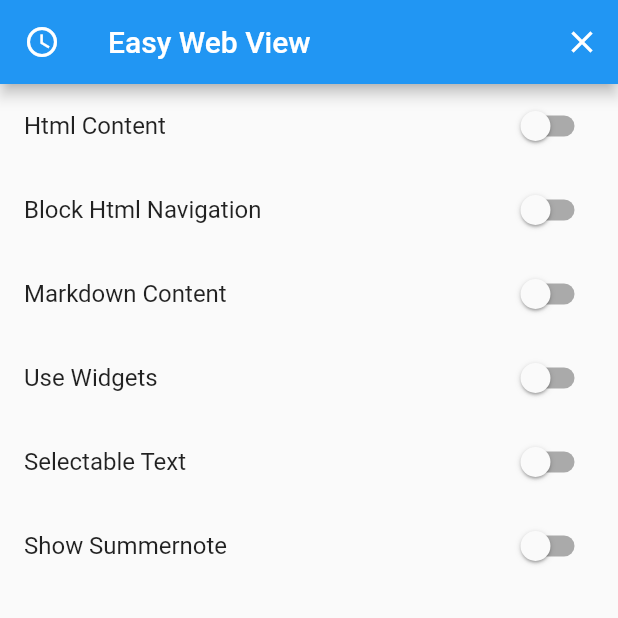
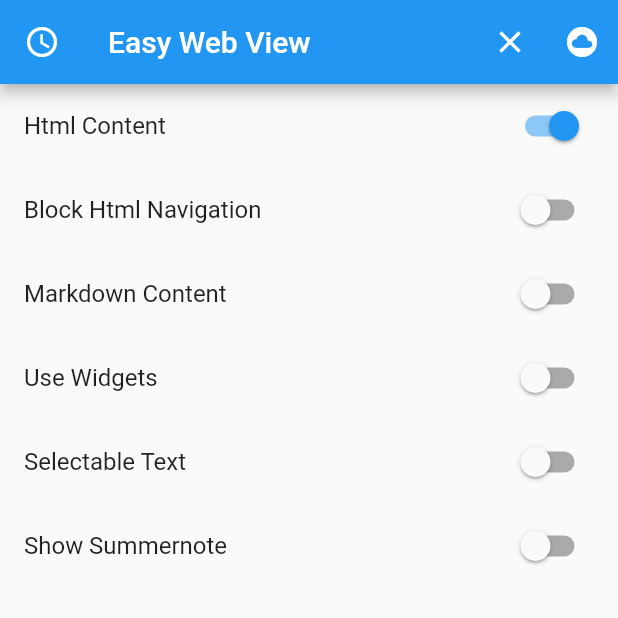
Before and after one commit to amosogra/easy_web_view, a Flutter app: the screen it shows after launch, after a tap on the "settings" icon, on a phone screen of 412 x 824 dp, the top half of it. Run offline on Flutter 3.47's test engine with Material 2 defaults, Android fonts, the phone set to English and light mode, and no system bars; our stand-ins replace flutter_markdown, webview_flutter; missing offline and left inert: dart:html, dart:js, html2md, markdown.

Commit message:
Update screen.dart

```diff
--- a/example/lib/ui/home/screen.dart
+++ b/example/lib/ui/home/screen.dart
@@ -1,5 +1,6 @@
 import 'package:easy_web_view/easy_web_view.dart';
 import 'package:flutter/material.dart';
+import 'dart:js' as js;
 
 class HomeScreen extends StatefulWidget {
   @override
@@ -13,7 +14,7 @@ class _HomeScreenState extends State<HomeScreen> {
   static ValueKey key = ValueKey('key_0');
   static ValueKey key2 = ValueKey('key_1');
   static ValueKey key3 = ValueKey('key_2');
-  bool _isHtml = false;
+  bool _isHtml = true;
   bool _blockNavigation = false;
   bool _isMarkdown = false;
   bool _useWidgets = false;
@@ -22,6 +23,12 @@ class _HomeScreenState extends State<HomeScreen> {
   bool _showSummernote = false;
 
   bool open = false;
+
+  @override
+  void initState() {
+    super.initState();
+    src = htmlContent;
+  }
 
   @override
   Widget build(BuildContext context) {
@@ -40,7 +47,8 @@ class _HomeScreenState extends State<HomeScreen> {
           //tooltip: "Menu",
         ),
         actions: <Widget>[
-            Builder(builder: (context) {
+          Builder(
+            builder: (context) {
               return IconButton(
                 icon: Icon(_editing ? Icons.close : Icons.settings),
                 onPressed: () {
@@ -50,7 +58,15 @@ class _HomeScreenState extends State<HomeScreen> {
                     });
                 },
               );
-            }),
+            },
+          ),
+          IconButton(
+            icon: Icon(Icons.cloud_circle),
+            onPressed: () {
+              js.context.callMethod('alertMessage', ['Flutter is calling upon JavaScript!']);
+              js.context.callMethod('logger', ['This is some flutter state.']);
+            },
+          ),
         ],
       ),
       body: _editing
@@ -158,15 +174,17 @@ class _HomeScreenState extends State<HomeScreen> {
                         webNavigationDelegate: (_) => _blockNavigation ? WebNavigationDecision.prevent : WebNavigationDecision.navigate,
                         crossWindowEvents: [
                           CrossWindowEvent(
-                                  name: 'Test',
+                            name: 'Print',
                             eventAction: (eventMessage) {
                               print('Event message: $eventMessage');
-                                  }),
+                            },
+                          ),
                         ],
                         // width: 100,
                         // height: 100,
-                          )),
-                      Expanded(
+                      ),
+                    ),
+                    /*  Expanded(
                       flex: 1,
                       child: EasyWebView(
                         onLoaded: () {
@@ -182,7 +200,7 @@ class _HomeScreenState extends State<HomeScreen> {
                         // width: 100,
                         // height: 100,
                       ),
-                      ),
+                    ), */
                   ],
                 ),
                 Column(
@@ -208,25 +226,82 @@ class _HomeScreenState extends State<HomeScreen> {
                             // width: 100,
                             // height: 100,
                             ),
-                          )),
+                      ),
+                    ),
                   ],
                 )
               ],
-              ));
+            ),
+    );
   }
 
-  String get htmlContent => """
-<!DOCTYPE html>
-<html>
+  String get htmlContent => """<!DOCTYPE html>
+<html lang="en">
+
 <head>
-<title>Page Title</title>
+    <meta charset="UTF-8">
+    <meta name="viewport" content="width=device-width, initial-scale=1.0">
+    <title>Online Payment</title>
 </head>
+
 <body>
-<h1>This is a Heading</h1>
-<p>This is a paragraph.</p>
+
+    <form>
+        <script src="https://checkout.flutterwave.com/v3.js"></script>
+
+    </form>
+
+    <script>
+        window.onload = function (){
+          //makePayment();
+          xFind("HAHAHAHAHA!!!");
+        }
+
+        function xFind(xvalue) {
+            if (window.parent !== "undefined") {
+                //console.log(data);
+                window.parent.postMessage(xvalue, "*");
+
+            } else {
+                console.debug('not running inside a Flutter webview');
+            }
+        }
+
+        function makePayment() {
+            FlutterwaveCheckout({
+                public_key: "FLWPUBK_TEST-3494ab2369da08135c147220937ad2aa-X",
+                tx_ref: "RX1",
+                amount: 100,
+                currency: "NGN",
+                country: "NG",
+                payment_options: " ",
+                customer: {
+                    email: "amosogra@gmail.com",
+                    phone_number: "08138193856",
+                    name: "Flutterwave Developers",
+                },
+                callback: function (data) { // specified callback function
+                    if (window.parent !== "undefined") {
+                        console.log(data);
+                        window.parent.postMessage(data, "*");
+
+                    } else {
+                        console.debug('not running inside a Flutter webview');
+                    }
+                    //console.log(data);
+                },
+                customizations: {
+                    title: "Maxitag Limited",
+                    description: "Payment for items in cart",
+                    logo: "https://firebasestorage.googleapis.com/v0/b/maxitag-662fa.appspot.com/o/ic_launcher-playstore.png?alt=media&token=bced2549-42a3-478b-abf8-7f05ad196104",
+                },
+            });
+        }
+    </script>
+
 </body>
-</html>
-""";
+
+</html>""";
 
   String get markdownContent => """
 # This is a heading
@@ -253,6 +328,19 @@ This is a paragraph
     <script src="https://code.jquery.com/jquery-3.4.1.slim.min.js" integrity="sha384-J6qa4849blE2+poT4WnyKhv5vZF5SrPo0iEjwBvKU7imGFAV0wwj1yYfoRSJoZ+n" crossorigin="anonymous"></script>
     <link href="https://cdn.jsdelivr.net/npm/summernote@0.8.18/dist/summernote-lite.min.css" rel="stylesheet">
     <script src="https://cdn.jsdelivr.net/npm/summernote@0.8.18/dist/summernote-lite.min.js"></script>
+    <script>
+function alertMessage(text) {
+    alert(text)
+}
+
+window.state = {
+    hello: 'world'
+}
+
+window.logger = (flutter_value) => {
+   console.log({ js_context: this, flutter_value });
+}
+</script>
   </head>
   <body>
     <div id="summernote"></div>
@@ -265,9 +353,15 @@ This is a paragraph
           onChange: function() {
             \$('#html-content').text(\$('#summernote').summernote('code'));
 
-            window.parent.postMessage(\$('#summernote').summernote('code'), '*');
-            if (window.Test != null) {
-              window.Test.postMessage(\$('#summernote').summernote('code'));
+            //window.parent.postMessage(\$('#summernote').summernote('code'), '*');
+            if (window.parent !== undefined) {
+              console.log("Hmmmmm");
+              logger(state['hello']);
+              parent.postMessage("okay na!", '*');
+              //parent.postMessage('Print', '*');
+              //window.Test.postMessage("Gooooooon");
+              //window.Test.postMessage(\$('#summernote').summernote('code'));
+              //window.Test.postMessage("Heyyyyyyyy");
             }
           }
         },
```
Lines whose indentation alone changed are shown as unchanged.
